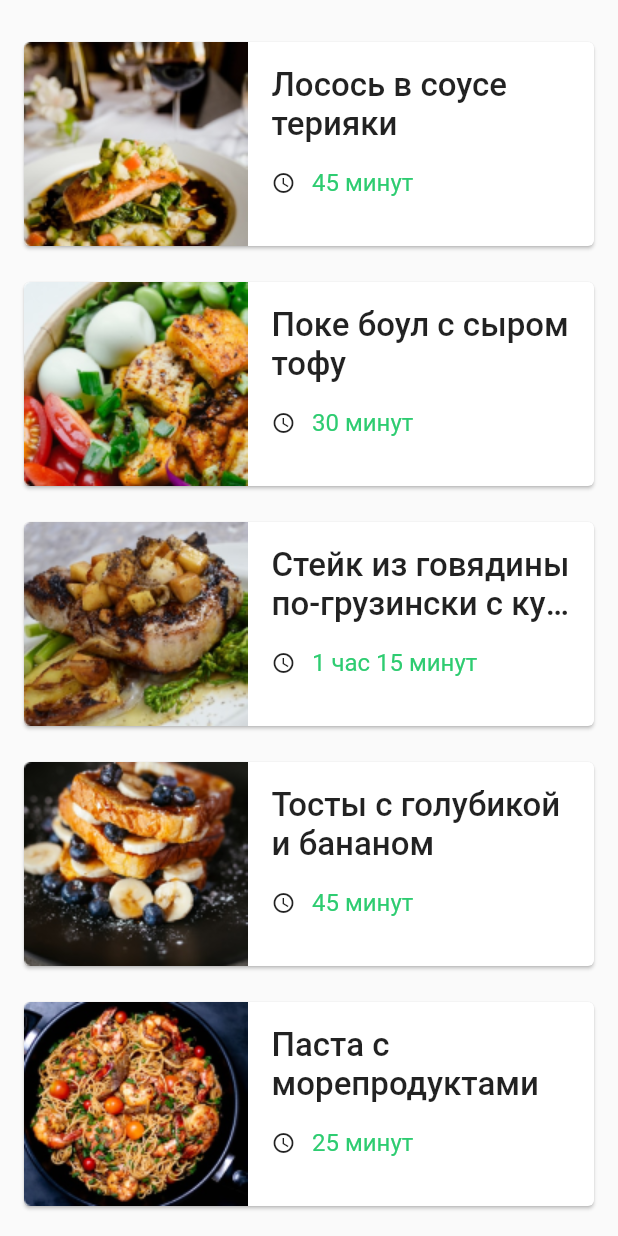
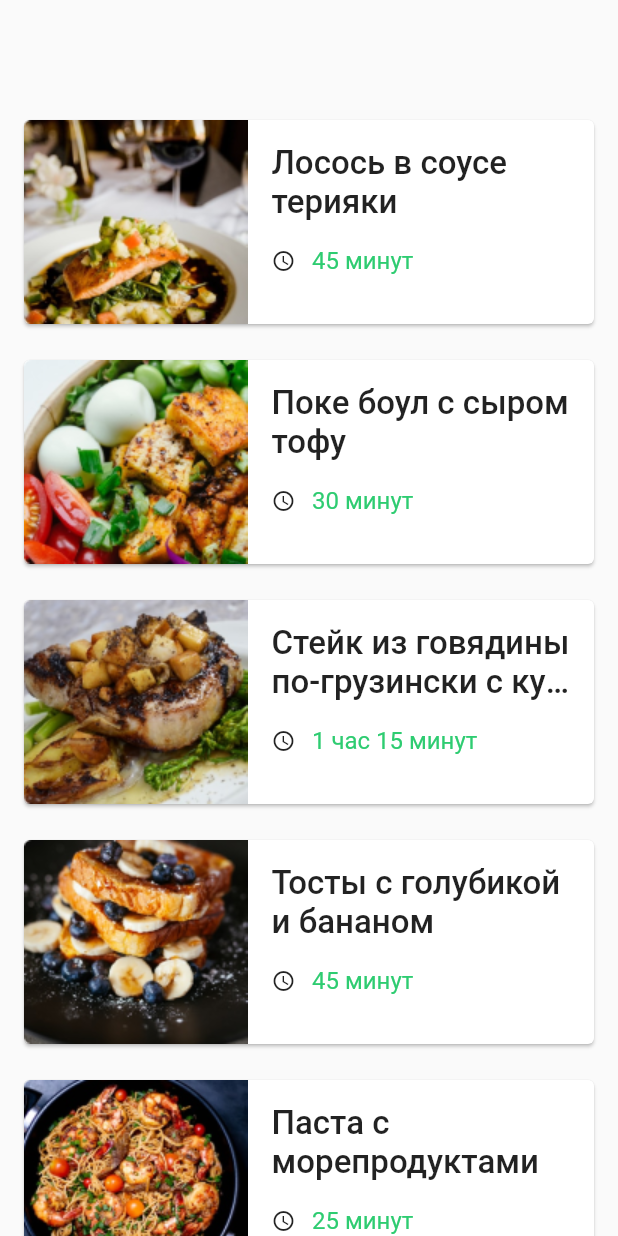
Before and after one commit to choper78rus666/otus_home_work, a Flutter app: the screen it shows after launch, on a phone screen of 412 x 824 dp. Run offline on Flutter 3.47's test engine with Material 2 defaults, Android fonts, the phone set to English and light mode, and no system bars.

Commit message:
fix padding container

```diff
--- a/lib/recipients_list.dart
+++ b/lib/recipients_list.dart
@@ -17,7 +17,7 @@ class _RecipientsListState extends State<RecipientsList> {
 
   Widget _buildCustomList(BuildContext context) {
     return ListView.custom(
-      padding: const EdgeInsets.all(16.0),
+      padding: const EdgeInsets.symmetric(vertical: 68.0, horizontal: 16.0),
       childrenDelegate: recipientCardSliverDelegate,
     );
   }
```
